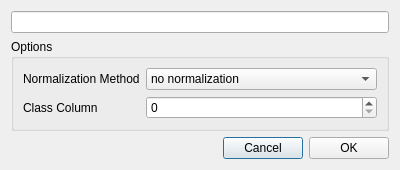
Before: the Qt Designer form Application/LotsOfLinesApp/LotsOfLinesApp/LoadDataDialog.ui in DarthCoder117/Lots-of-Lines, drawn with Qt 5.
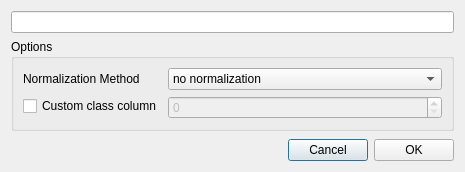
After: the same form once the commit is applied.

Commit message: Fixed normalization and added a "use custom class" flag to the UI.

The edit to the form file:
```diff
--- a/Application/LotsOfLinesApp/LotsOfLinesApp/LoadDataDialog.ui
+++ b/Application/LotsOfLinesApp/LotsOfLinesApp/LoadDataDialog.ui
@@ -6,8 +6,8 @@
    <rect>
     <x>0</x>
     <y>0</y>
-    <width>400</width>
-    <height>153</height>
+    <width>465</width>
+    <height>172</height>
    </rect>
   </property>
   <property name="windowTitle">
@@ -30,15 +30,11 @@
       <string>Options</string>
      </property>
      <layout class="QFormLayout" name="formLayout">
-      <item row="1" column="0">
-       <widget class="QLabel" name="label">
-        <property name="text">
-         <string>Class Column</string>
-        </property>
-       </widget>
-      </item>
-      <item row="1" column="1">
+      <item row="3" column="1">
        <widget class="QSpinBox" name="classColumnSelect">
+        <property name="enabled">
+         <bool>false</bool>
+        </property>
         <property name="toolTip">
          <string>The column index that will be used as the data class.</string>
         </property>
@@ -68,11 +64,13 @@
           <string>global min/max</string>
          </property>
         </item>
-        <item>
-         <property name="text">
-          <string>per class</string>
-         </property>
-        </item>
+       </widget>
+      </item>
+      <item row="3" column="0">
+       <widget class="QCheckBox" name="customClassColumnCheckbox">
+        <property name="text">
+         <string>Custom class column</string>
+        </property>
        </widget>
       </item>
      </layout>
```
The commit also changes 8 other files.
